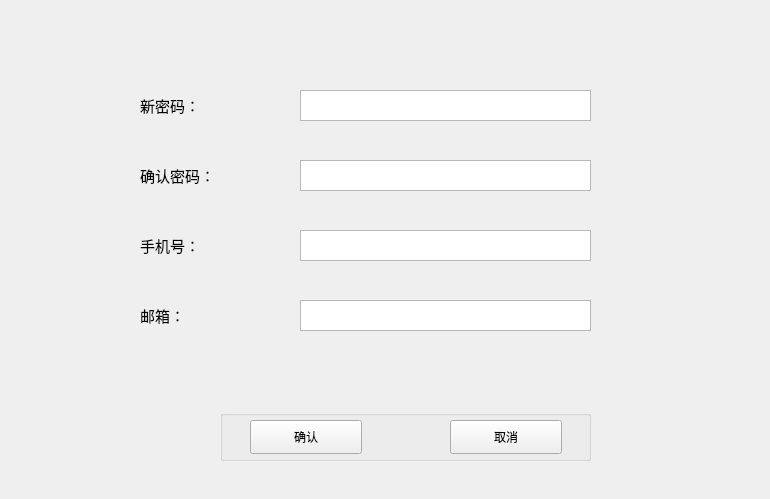
Before: the Qt Designer form Library/Library/ChangeInformation.ui in belowthetree/LibrarySystem, drawn with Qt 5.
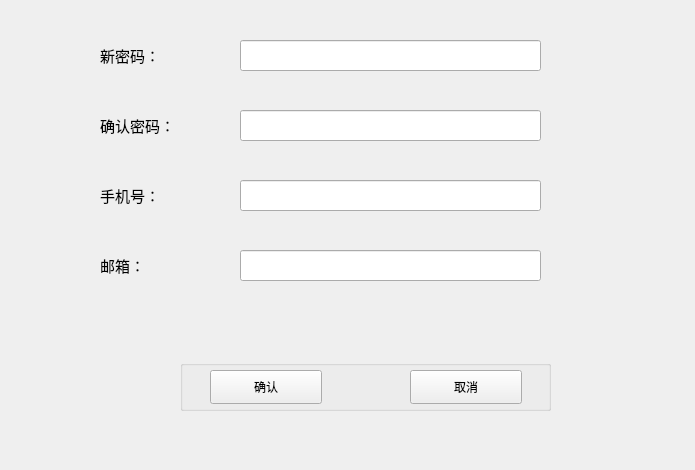
After: the same form once the commit is applied.

```diff
--- a/Library/Library/ChangeInformation.ui
+++ b/Library/Library/ChangeInformation.ui
@@ -6,130 +6,18 @@
    <rect>
     <x>0</x>
     <y>0</y>
-    <width>770</width>
-    <height>499</height>
+    <width>695</width>
+    <height>470</height>
    </rect>
   </property>
   <property name="windowTitle">
    <string>ChangeInformation</string>
   </property>
-  <widget class="QLabel" name="label_6">
-   <property name="geometry">
-    <rect>
-     <x>140</x>
-     <y>230</y>
-     <width>101</width>
-     <height>31</height>
-    </rect>
-   </property>
-   <property name="font">
-    <font>
-     <pointsize>11</pointsize>
-    </font>
-   </property>
-   <property name="text">
-    <string>手机号：</string>
-   </property>
-  </widget>
-  <widget class="QLabel" name="label_7">
-   <property name="geometry">
-    <rect>
-     <x>140</x>
-     <y>300</y>
-     <width>101</width>
-     <height>31</height>
-    </rect>
-   </property>
-   <property name="font">
-    <font>
-     <pointsize>11</pointsize>
-    </font>
-   </property>
-   <property name="text">
-    <string>邮箱：</string>
-   </property>
-  </widget>
-  <widget class="QLabel" name="label_5">
-   <property name="geometry">
-    <rect>
-     <x>140</x>
-     <y>90</y>
-     <width>101</width>
-     <height>31</height>
-    </rect>
-   </property>
-   <property name="font">
-    <font>
-     <pointsize>11</pointsize>
-    </font>
-   </property>
-   <property name="text">
-    <string>新密码：</string>
-   </property>
-  </widget>
-  <widget class="QTextEdit" name="textEdit">
-   <property name="geometry">
-    <rect>
-     <x>300</x>
-     <y>90</y>
-     <width>291</width>
-     <height>31</height>
-    </rect>
-   </property>
-  </widget>
-  <widget class="QLabel" name="label_8">
-   <property name="geometry">
-    <rect>
-     <x>140</x>
-     <y>160</y>
-     <width>101</width>
-     <height>31</height>
-    </rect>
-   </property>
-   <property name="font">
-    <font>
-     <pointsize>11</pointsize>
-    </font>
-   </property>
-   <property name="text">
-    <string>确认密码：</string>
-   </property>
-  </widget>
-  <widget class="QTextEdit" name="textEdit_2">
-   <property name="geometry">
-    <rect>
-     <x>300</x>
-     <y>160</y>
-     <width>291</width>
-     <height>31</height>
-    </rect>
-   </property>
-  </widget>
-  <widget class="QTextEdit" name="textEdit_3">
-   <property name="geometry">
-    <rect>
-     <x>300</x>
-     <y>230</y>
-     <width>291</width>
-     <height>31</height>
-    </rect>
-   </property>
-  </widget>
-  <widget class="QTextEdit" name="textEdit_4">
-   <property name="geometry">
-    <rect>
-     <x>300</x>
-     <y>300</y>
-     <width>291</width>
-     <height>31</height>
-    </rect>
-   </property>
-  </widget>
   <widget class="QGroupBox" name="groupBox_3">
    <property name="geometry">
     <rect>
-     <x>220</x>
-     <y>410</y>
+     <x>180</x>
+     <y>360</y>
      <width>371</width>
      <height>51</height>
     </rect>
@@ -164,7 +52,120 @@
     </property>
    </widget>
   </widget>
+  <widget class="QLabel" name="label_6">
+   <property name="geometry">
+    <rect>
+     <x>100</x>
+     <y>180</y>
+     <width>101</width>
+     <height>31</height>
+    </rect>
+   </property>
+   <property name="font">
+    <font>
+     <pointsize>11</pointsize>
+    </font>
+   </property>
+   <property name="text">
+    <string>手机号：</string>
+   </property>
+  </widget>
+  <widget class="QLabel" name="label_7">
+   <property name="geometry">
+    <rect>
+     <x>100</x>
+     <y>250</y>
+     <width>101</width>
+     <height>31</height>
+    </rect>
+   </property>
+   <property name="font">
+    <font>
+     <pointsize>11</pointsize>
+    </font>
+   </property>
+   <property name="text">
+    <string>邮箱：</string>
+   </property>
+  </widget>
+  <widget class="QLabel" name="label_8">
+   <property name="geometry">
+    <rect>
+     <x>100</x>
+     <y>110</y>
+     <width>101</width>
+     <height>31</height>
+    </rect>
+   </property>
+   <property name="font">
+    <font>
+     <pointsize>11</pointsize>
+    </font>
+   </property>
+   <property name="text">
+    <string>确认密码：</string>
+   </property>
+  </widget>
+  <widget class="QLabel" name="label_5">
+   <property name="geometry">
+    <rect>
+     <x>100</x>
+     <y>40</y>
+     <width>101</width>
+     <height>31</height>
+    </rect>
+   </property>
+   <property name="font">
+    <font>
+     <pointsize>11</pointsize>
+    </font>
+   </property>
+   <property name="text">
+    <string>新密码：</string>
+   </property>
+  </widget>
+  <widget class="QLineEdit" name="lineEdit">
+   <property name="geometry">
+    <rect>
+     <x>240</x>
+     <y>40</y>
+     <width>301</width>
+     <height>31</height>
+    </rect>
+   </property>
+  </widget>
+  <widget class="QLineEdit" name="lineEdit_2">
+   <property name="geometry">
+    <rect>
+     <x>240</x>
+     <y>110</y>
+     <width>301</width>
+     <height>31</height>
+    </rect>
+   </property>
+  </widget>
+  <widget class="QLineEdit" name="lineEdit_3">
+   <property name="geometry">
+    <rect>
+     <x>240</x>
+     <y>180</y>
+     <width>301</width>
+     <height>31</height>
+    </rect>
+   </property>
+  </widget>
+  <widget class="QLineEdit" name="lineEdit_4">
+   <property name="geometry">
+    <rect>
+     <x>240</x>
+     <y>250</y>
+     <width>301</width>
+     <height>31</height>
+    </rect>
+   </property>
+  </widget>
  </widget>
+ <layoutdefault spacing="6" margin="11"/>
  <resources/>
  <connections/>
 </ui>
```
